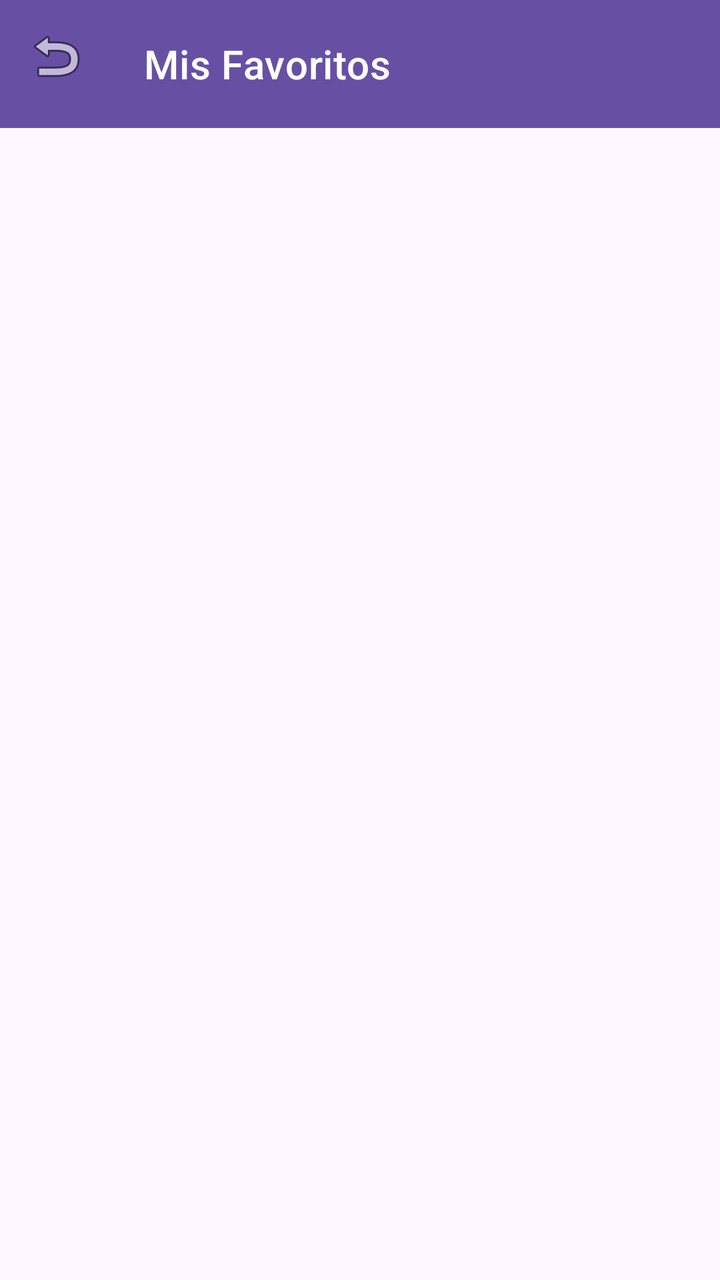
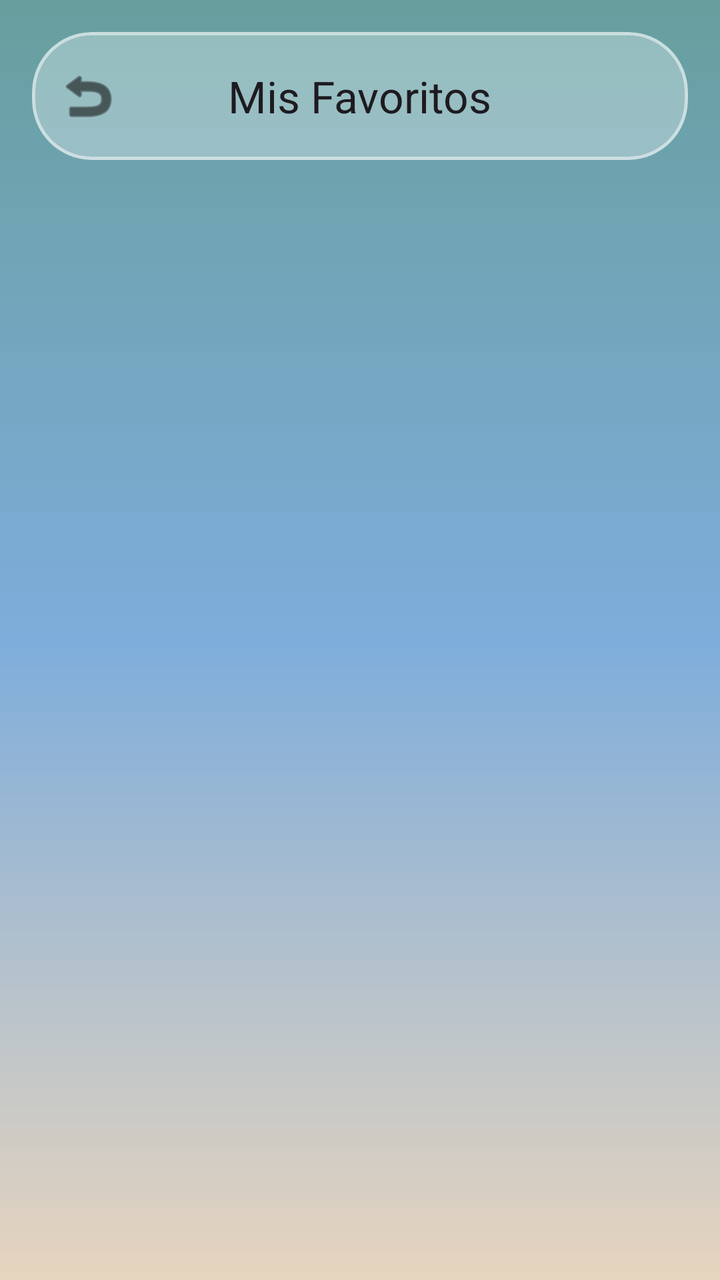

Compare the two renders of this Android layout. The source of the first and the diff that turns it into the second are given below.
<!-- AndroidManifest.xml: application theme Theme.DesafioPractico3 -->
<!-- res/layout/activity_favoritos.xml -->
<?xml version="1.0" encoding="utf-8"?>
<androidx.coordinatorlayout.widget.CoordinatorLayout
    xmlns:android="http://schemas.android.com/apk/res/android"
    xmlns:app="http://schemas.android.com/apk/res-auto"
    android:layout_width="match_parent"
    android:layout_height="match_parent">

    <com.google.android.material.appbar.AppBarLayout
        android:layout_width="match_parent"
        android:layout_height="wrap_content">

        <com.google.android.material.appbar.MaterialToolbar
            android:id="@+id/topAppBar"
            android:layout_width="match_parent"
            android:layout_height="?attr/actionBarSize"
            app:title="Mis Favoritos"
            app:navigationIcon="@android:drawable/ic_menu_revert"
            style="@style/Widget.MaterialComponents.Toolbar.Primary" />
    </com.google.android.material.appbar.AppBarLayout>

    <androidx.recyclerview.widget.RecyclerView
        android:id="@+id/rvFavoritos"
        android:layout_width="match_parent"
        android:layout_height="match_parent"
        android:clipToPadding="false"
        android:paddingBottom="16dp"
        app:layout_behavior="@string/appbar_scrolling_view_behavior" />

    <TextView
        android:id="@+id/tvVacio"
        android:layout_width="wrap_content"
        android:layout_height="wrap_content"
        android:layout_gravity="center"
        android:text="Aún no tienes favoritos."
        android:textSize="18sp"
        android:visibility="gone" />

    <ProgressBar
        android:id="@+id/progressBar"
        android:layout_width="wrap_content"
        android:layout_height="wrap_content"
        android:layout_gravity="center"
        android:visibility="gone" />

</androidx.coordinatorlayout.widget.CoordinatorLayout>
<!-- resources referenced by this layout -->
<resources>
  <style name="Theme.DesafioPractico3" parent="Base.Theme.DesafioPractico3" />
  <style name="Base.Theme.DesafioPractico3" parent="Theme.Material3.DayNight.NoActionBar">
          
          
      </style>
</resources>

<!-- the commit's change to res/layout/activity_favoritos.xml (unified diff, before → after) -->
@@ -3,19 +3,39 @@
     xmlns:android="http://schemas.android.com/apk/res/android"
     xmlns:app="http://schemas.android.com/apk/res-auto"
     android:layout_width="match_parent"
-    android:layout_height="match_parent">
+    android:layout_height="match_parent"
+    android:background="@drawable/bg_gradiand_glass">
 
     <com.google.android.material.appbar.AppBarLayout
         android:layout_width="match_parent"
-        android:layout_height="wrap_content">
+        android:layout_height="wrap_content"
+        android:background="@android:color/transparent"
+        app:elevation="0dp">
 
-        <com.google.android.material.appbar.MaterialToolbar
-            android:id="@+id/topAppBar"
+        
+        <com.google.android.material.card.MaterialCardView
             android:layout_width="match_parent"
-            android:layout_height="?attr/actionBarSize"
-            app:title="Mis Favoritos"
-            app:navigationIcon="@android:drawable/ic_menu_revert"
-            style="@style/Widget.MaterialComponents.Toolbar.Primary" />
+            android:layout_height="wrap_content"
+            android:layout_marginHorizontal="16dp"
+            android:layout_marginTop="16dp"
+            android:layout_marginBottom="8dp"
+            app:cardBackgroundColor="#4DFFFFFF"
+            app:cardCornerRadius="30dp"
+            app:cardElevation="0dp"
+            app:strokeWidth="1.5dp"
+            app:strokeColor="#80FFFFFF">
+
+            <com.google.android.material.appbar.MaterialToolbar
+                android:id="@+id/topAppBar"
+                android:layout_width="match_parent"
+                android:layout_height="?attr/actionBarSize"
+                android:background="@android:color/transparent"
+                app:title="Mis Favoritos"
+                app:titleCentered="true"
+                app:navigationIcon="@android:drawable/ic_menu_revert"
+                app:navigationIconTint="#111111" /> 
+        </com.google.android.material.card.MaterialCardView>
+
     </com.google.android.material.appbar.AppBarLayout>
 
     <androidx.recyclerview.widget.RecyclerView
@@ -33,6 +53,8 @@
         android:layout_gravity="center"
         android:text="Aún no tienes favoritos."
         android:textSize="18sp"
+        android:textColor="#333333"
+        android:textStyle="bold"
         android:visibility="gone" />
 
     <ProgressBar
<!-- resource entries referenced after the edit -->
@@ -1,5 +1,14 @@
 <!-- resources referenced by this layout -->
 <resources>
+  <!-- drawable bg_gradiand_glass (drawable) -->
+  <?xml version="1.0" encoding="utf-8"?>
+  <shape xmlns:android="http://schemas.android.com/apk/res/android">
+      <gradient
+          android:angle="90"
+          android:endColor="#679F9E"
+          android:centerColor="#7EADDB"
+          android:startColor="#E6D4BE" />
+  </shape>
   <style name="Theme.DesafioPractico3" parent="Base.Theme.DesafioPractico3" />
   <style name="Base.Theme.DesafioPractico3" parent="Theme.Material3.DayNight.NoActionBar">
           
